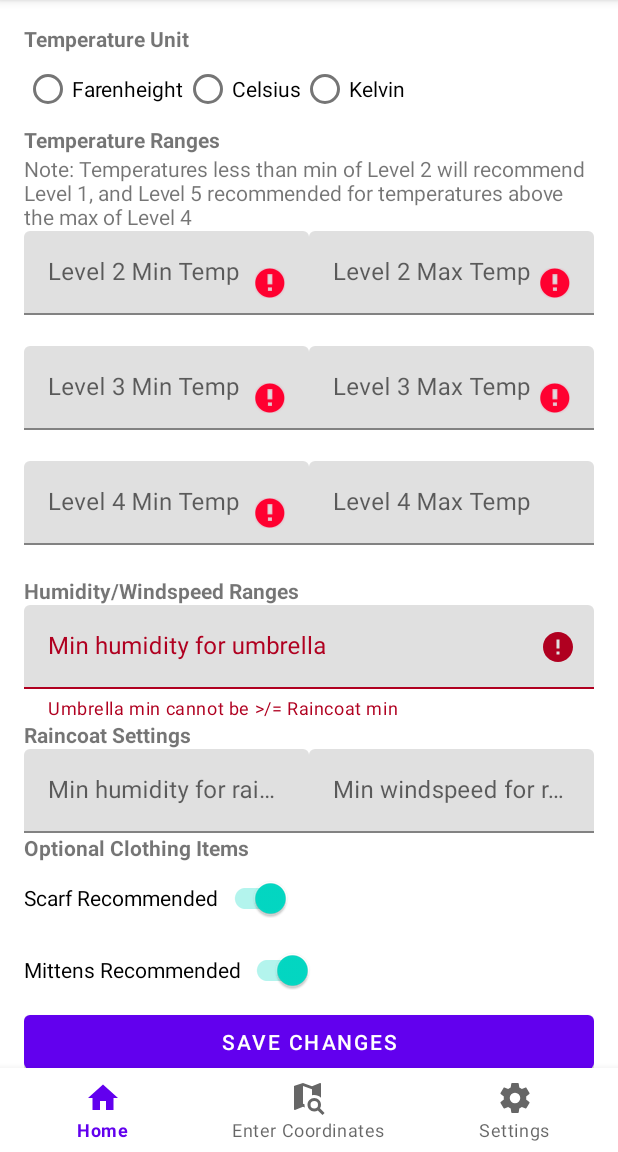
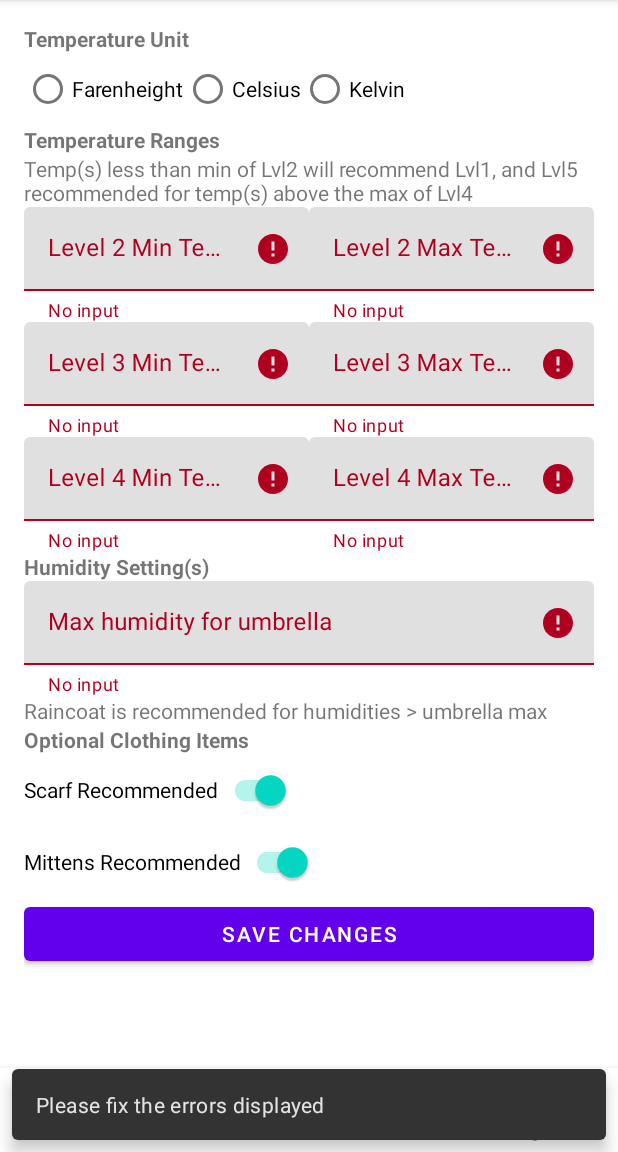
Before and after one commit to Sunsow-02/WeatherWardrobeJava, an Android app: the SettingsFragment screen opened through its navigation route, after a tap on "SAVE CHANGES", on a phone screen of 412 x 824 dp, the part 84-1236 px from its top. Run offline under Robolectric (Android 15) with nearby library versions, the phone set to English and light mode, and no system bars; our stand-ins replace navigation-ui; 2 other taps on this screen came first.

Commit message:
no text in edittext causing crash fixed in both coordinates/settings fragments, redid layout of settings fragment to be only the essentials, and error checking for temperatures below the lowest possible temperature added

```diff
--- a/app/src/main/java/com/example/javasp/ui/settings/SettingsFragment.java
+++ b/app/src/main/java/com/example/javasp/ui/settings/SettingsFragment.java
@@ -74,79 +74,147 @@ public class SettingsFragment extends Fragment {
             public void onClick(View view) {
                 TextInputEditText lvl2_min_input = getActivity().findViewById(R.id.temp_lvl_2_min_input);
                 TextInputLayout lvl2_min_layout = getActivity().findViewById(R.id.temp_lvl_2_min_layout);
-                float lvl2_min_val = Float.parseFloat(String.valueOf(lvl2_min_input.getText()));
+                float lvl2_min_val = 0; float lvl2_max_val = 0;
+                float lvl3_min_val = 0; float lvl3_max_val = 0;
+                float lvl4_min_val = 0; float lvl4_max_val = 0;
+                float humidity_umbrella_max_val = 0;
+                int error = 0;
+                if(!lvl2_min_input.getText().toString().equals("")) {
+                    lvl2_min_val = Float.parseFloat(String.valueOf(lvl2_min_input.getText()));
+                }
+                else {
+                    lvl2_min_layout.setError("No input"); lvl2_min_layout.setErrorEnabled(true);
+                    error = 1;
+                }
                 TextInputEditText lvl2_max_input = getActivity().findViewById(R.id.temp_lvl_2_max_input);
                 TextInputLayout lvl2_max_layout = getActivity().findViewById(R.id.temp_lvl_2_max_layout);
-                float lvl2_max_val = Float.parseFloat(String.valueOf(lvl2_max_input.getText()));
+                if(!lvl2_max_input.getText().toString().equals("")) {
+                    lvl2_max_val = Float.parseFloat(String.valueOf(lvl2_max_input.getText()));
+                }
+                else {
+                    lvl2_max_layout.setError("No input"); lvl2_max_layout.setErrorEnabled(true);
+                    error = 1;
+                }
                 TextInputEditText lvl3_min_input = getActivity().findViewById(R.id.temp_lvl_3_min_input);
                 TextInputLayout lvl3_min_layout = getActivity().findViewById(R.id.temp_lvl_3_min_layout);
-                float lvl3_min_val = Float.parseFloat(String.valueOf(lvl3_min_input.getText()));
+                if(!lvl3_min_input.getText().toString().equals("")) {
+                    lvl3_min_val = Float.parseFloat(String.valueOf(lvl3_min_input.getText()));
+                }
+                else {
+                    lvl3_min_layout.setError("No input"); lvl3_min_layout.setErrorEnabled(true);
+                    error = 1;
+                }
                 TextInputEditText lvl3_max_input = getActivity().findViewById(R.id.temp_lvl_3_max_input);
                 TextInputLayout lvl3_max_layout = getActivity().findViewById(R.id.temp_lvl_3_max_layout);
-                float lvl3_max_val = Float.parseFloat(String.valueOf(lvl3_max_input.getText()));
+                if(!lvl3_max_input.getText().toString().equals("")) {
+                    lvl3_max_val = Float.parseFloat(String.valueOf(lvl3_max_input.getText()));
+                }
+                else {
+                    lvl3_max_layout.setError("No input"); lvl3_max_layout.setErrorEnabled(true);
+                    error = 1;
+                }
                 TextInputEditText lvl4_min_input = getActivity().findViewById(R.id.temp_lvl_4_min_input);
                 TextInputLayout lvl4_min_layout = getActivity().findViewById(R.id.temp_lvl_4_min_layout);
-                float lvl4_min_val = Float.parseFloat(String.valueOf(lvl4_min_input.getText()));
+                if(!lvl4_min_input.getText().toString().equals("")) {
+                    lvl4_min_val = Float.parseFloat(String.valueOf(lvl4_min_input.getText()));
+                }
+                else {
+                    lvl4_min_layout.setError("No input"); lvl4_min_layout.setErrorEnabled(true);
+                    error = 1;
+                }
                 TextInputEditText lvl4_max_input = getActivity().findViewById(R.id.temp_lvl_4_max_input);
                 TextInputLayout lvl4_max_layout = getActivity().findViewById(R.id.temp_lvl_4_max_layout);
-                float lvl4_max_val = Float.parseFloat(String.valueOf(lvl4_max_input.getText()));
-                TextInputEditText humidity_umbrella_min_input = getActivity().findViewById(R.id.humidity_umbrella_min_input);
-                TextInputLayout humidity_umbrella_min_layout = getActivity().findViewById(R.id.humidity_umbrella_layout);
-                float humidity_umbrella_min_val = Float.parseFloat(String.valueOf(humidity_umbrella_min_input.getText()));
-                TextInputEditText humidity_raincoat_min_input = getActivity().findViewById(R.id.humidity_raincoat_min_input);
-                TextInputLayout humidity_raincoat_min_layout = getActivity().findViewById(R.id.humidity_raincoat_layout);
-                float humidity_raincoat_min_val = Float.parseFloat(String.valueOf(humidity_raincoat_min_input.getText()));
-                TextInputEditText windspeed_raincoat_min_input = getActivity().findViewById(R.id.windspeed_raincoat_min_input);
-                TextInputLayout windspeed_raincoat_min_layout = getActivity().findViewById(R.id.windspeed_raincoat_layout);
-                float windspeed_raincoat_min_val = Float.parseFloat(String.valueOf(windspeed_raincoat_min_input.getText()));
-                //error checking after acquiring all needed elements
-                int error = 0;
-                if(lvl2_min_val >= lvl2_max_val ) {
-                    lvl2_min_input.setError("Lvl2 min cannot be >/= Lvl2 max"); lvl2_min_layout.setErrorEnabled(true);
+                if(!lvl4_max_input.getText().toString().equals("")) {
+                    lvl4_max_val = Float.parseFloat(String.valueOf(lvl4_max_input.getText()));
+                    lvl4_max_layout.setErrorEnabled(false);
+                }
+                else {
+                    lvl4_max_layout.setError("No input"); lvl4_max_layout.setErrorEnabled(true);
                     error = 1;
                 }
+                TextInputEditText humidity_umbrella_max_input = getActivity().findViewById(R.id.humidity_umbrella_max_input);
+                TextInputLayout humidity_umbrella_max_layout = getActivity().findViewById(R.id.humidity_umbrella_layout);
+                if(!humidity_umbrella_max_input.getText().toString().equals("")) {
+                    humidity_umbrella_max_val = Float.parseFloat(String.valueOf(humidity_umbrella_max_input.getText()));
+                    humidity_umbrella_max_layout.setErrorEnabled(false);
+                }
                 else {
+                    humidity_umbrella_max_layout.setError("No input");
+                    humidity_umbrella_max_layout.setErrorEnabled(true);
+                    error = 1;
+                }
+                //error checking after acquiring all needed elements
+                if(error == 0) {
+                    switch (temperature_option) {
+                        case 0:
+                            if (lvl2_min_val < -459.67) {
+                                lvl2_min_layout.setError("Invalid temp");
+                                lvl2_min_layout.setErrorEnabled(true);
+                                error = 1;
+                            } else {
                                 lvl2_min_layout.setErrorEnabled(false);
                             }
+                            break;
+                        case 1:
+                            if (lvl2_min_val < -273.15) {
+                                lvl2_min_layout.setError("Invalid temp");
+                                lvl2_min_layout.setErrorEnabled(true);
+                                error = 1;
+                            } else {
+                                lvl2_min_layout.setErrorEnabled(false);
+                            }
+                            break;
+                        default:
+                            if (lvl2_min_val < 0) {
+                                lvl2_min_layout.setError("Invalid temp");
+                                lvl2_min_layout.setErrorEnabled(true);
+                                error = 1;
+                            } else {
+                                lvl2_min_layout.setErrorEnabled(false);
+                            }
+                    }
 
-                if(lvl2_max_val >= lvl3_min_val ) {
-                    lvl2_max_input.setError("Lvl2 max cannot be >/= Lvl3 min"); lvl2_max_layout.setErrorEnabled(true);
+                    if (error == 0) {
+                        if (lvl2_min_val >= lvl2_max_val) {
+                            lvl2_min_layout.setError("Lvl2 min can't be >/= Lvl2 max");
+                            lvl2_min_layout.setErrorEnabled(true);
                             error = 1;
+                        } else {
+                            lvl2_min_layout.setErrorEnabled(false);
                         }
-                else {
+                    }
+
+                    if (lvl2_max_val >= lvl3_min_val) {
+                        lvl2_max_layout.setError("Lvl2 max can't be >/= Lvl3 min");
+                        lvl2_max_layout.setErrorEnabled(true);
+                        error = 1;
+                    } else {
                         lvl2_max_layout.setErrorEnabled(false);
                     }
 
-                if(lvl3_min_val >= lvl3_max_val ) {
-                    lvl3_min_input.setError("Lvl3 min cannot be >/= Lvl3 max"); lvl3_min_layout.setErrorEnabled(true);
+                    if (lvl3_min_val >= lvl3_max_val) {
+                        lvl3_min_layout.setError("Lvl3 min can't be >/= Lvl3 max");
+                        lvl3_min_layout.setErrorEnabled(true);
                         error = 1;
-                }
-                else {
+                    } else {
                         lvl3_min_layout.setErrorEnabled(false);
                     }
 
-                if(lvl3_max_val >= lvl4_min_val ) {
-                    lvl3_max_input.setError("Lvl3 max cannot be >/= Lvl4 min"); lvl3_max_layout.setErrorEnabled(true);
+                    if (lvl3_max_val >= lvl4_min_val) {
+                        lvl3_max_layout.setError("Lvl3 max can't be >/= Lvl4 min");
+                        lvl3_max_layout.setErrorEnabled(true);
                         error = 1;
-                }
-                else {
+                    } else {
                         lvl3_max_layout.setErrorEnabled(false);
                     }
 
-                if(lvl4_min_val >= lvl4_max_val ) {
-                    lvl4_min_input.setError("Lvl4 min cannot be >/= Lvl4 max"); lvl4_min_layout.setErrorEnabled(true);
+                    if (lvl4_min_val >= lvl4_max_val) {
+                        lvl4_min_layout.setError("Lvl4 min can't be >/= Lvl4 max");
+                        lvl4_min_layout.setErrorEnabled(true);
                         error = 1;
-                }
-                else {
+                    } else {
                         lvl4_min_layout.setErrorEnabled(false);
                     }
-
-                if(humidity_umbrella_min_val >= humidity_raincoat_min_val) {
-                    humidity_umbrella_min_layout.setError("Umbrella min cannot be >/= Raincoat min"); humidity_umbrella_min_layout.setErrorEnabled(true);
-                    error = 1;
-                }
-                else {
-                    humidity_umbrella_min_layout.setErrorEnabled(false);
                 }
 
                 //save changes
@@ -155,6 +223,11 @@ public class SettingsFragment extends Fragment {
                 if(error == 0) {
                     Snackbar.make(getActivity().findViewById(R.id.settings_parent)
                                     , "Changes Saved", Snackbar.LENGTH_SHORT)
+                            .show();
+                }
+                else {
+                    Snackbar.make(getActivity().findViewById(R.id.settings_parent)
+                                    , "Please fix the errors displayed", Snackbar.LENGTH_SHORT)
                             .show();
                 }
             }
--- a/app/src/main/res/layout/fragment_settings.xml
+++ b/app/src/main/res/layout/fragment_settings.xml
@@ -170,53 +170,18 @@
                 android:id="@+id/humidity_umbrella_layout"
                 app:endIconMode="clear_text"
                 android:layout_weight="1"
-                android:hint="@string/humidity_umbrella_min">
+                android:hint="@string/humidity_umbrella_max">
                 <com.google.android.material.textfield.TextInputEditText
                     android:layout_height="wrap_content"
                     android:layout_width="match_parent"
-                    android:id="@+id/humidity_umbrella_min_input"
+                    android:id="@+id/humidity_umbrella_max_input"
                     android:inputType="text" />
             </com.google.android.material.textfield.TextInputLayout>
 
             <TextView
                 android:layout_width="wrap_content"
                 android:layout_height="wrap_content"
-                android:textStyle="bold"
-                android:text="@string/raincoat_header"/>
-
-            <LinearLayout
-                android:layout_width="fill_parent"
-                android:layout_height="wrap_content"
-                android:orientation="horizontal">
-                <com.google.android.material.textfield.TextInputLayout
-                    android:layout_width="fill_parent"
-                    android:layout_height="wrap_content"
-                    android:id="@+id/humidity_raincoat_layout"
-                    app:endIconMode="clear_text"
-                    android:layout_weight="1"
-                    android:hint="@string/humidity_raincoat_min">
-                    <com.google.android.material.textfield.TextInputEditText
-                        android:layout_height="wrap_content"
-                        android:layout_width="match_parent"
-                        android:id="@+id/humidity_raincoat_min_input"
-                        android:inputType="text" />
-                </com.google.android.material.textfield.TextInputLayout>
-
-                <com.google.android.material.textfield.TextInputLayout
-                    android:layout_width="fill_parent"
-                    android:layout_height="wrap_content"
-                    android:id="@+id/windspeed_raincoat_layout"
-                    app:endIconMode="clear_text"
-                    android:layout_weight="1"
-                    android:hint="@string/windspeed_raincoat_min">
-                    <com.google.android.material.textfield.TextInputEditText
-                        android:layout_height="wrap_content"
-                        android:layout_width="match_parent"
-                        android:id="@+id/windspeed_raincoat_min_input"
-                        android:inputType="text" />
-                </com.google.android.material.textfield.TextInputLayout>
-
-            </LinearLayout>
+                android:text="@string/humidity_note"/>
 
             <TextView
                 android:layout_width="wrap_content"
--- a/app/src/main/res/values/strings.xml
+++ b/app/src/main/res/values/strings.xml
@@ -8,8 +8,8 @@
     <string name="switch1">Scarf Recommended</string>
     <string name="switch2">Mittens Recommended</string>
     <string name="temperature_header">Temperature Ranges</string>
-    <string name="temperature_note">Note: Temperatures less than min of Level 2 will recommend Level 1, and Level 5 recommended for temperatures above the max of Level 4</string>
-    <string name="humidity_header">Humidity/Windspeed Ranges</string>
+    <string name="temperature_note">Temp(s) less than min of Lvl2 will recommend Lvl1, and Lvl5 recommended for temp(s) above the max of Lvl4</string>
+    <string name="humidity_header">Humidity Setting(s)</string>
     <string name="temp_unit_header">Temperature Unit</string>
     <string name="farenheight">Farenheight</string>
     <string name="celsius">Celsius</string>
@@ -20,13 +20,12 @@
     <string name="temp_lvl_3_max">Level 3 Max Temp</string>
     <string name="temp_lvl_4_min">Level 4 Min Temp</string>
     <string name="temp_lvl_4_max">Level 4 Max Temp</string>
-    <string name="humidity_umbrella_min">Min humidity for umbrella</string>
-    <string name="humidity_raincoat_min">Min humidity for raincoat</string>
+    <string name="humidity_umbrella_max">Max humidity for umbrella</string>
     <string name="windspeed_raincoat_min">Min windspeed for raincoat</string>
     <string name="save_changes_button">Save Changes</string>
     <string name="cancel_changes_button">Cancel</string>
     <string name="coordinates_long_hint">Longitude</string>
     <string name="coordinates_lati_hint">Latitude</string>
     <string name="submit_coordinates_button">Submit Coordinates</string>
-    <string name="raincoat_header">Raincoat Settings</string>
+    <string name="humidity_note">Raincoat is recommended for humidities > umbrella max</string>
 </resources>
```
Also changed, not shown: app/src/main/java/com/example/javasp/ui/coordinates/CoordinatesFragment.java (+9 -3 lines). Lines whose indentation alone changed are shown as unchanged.
